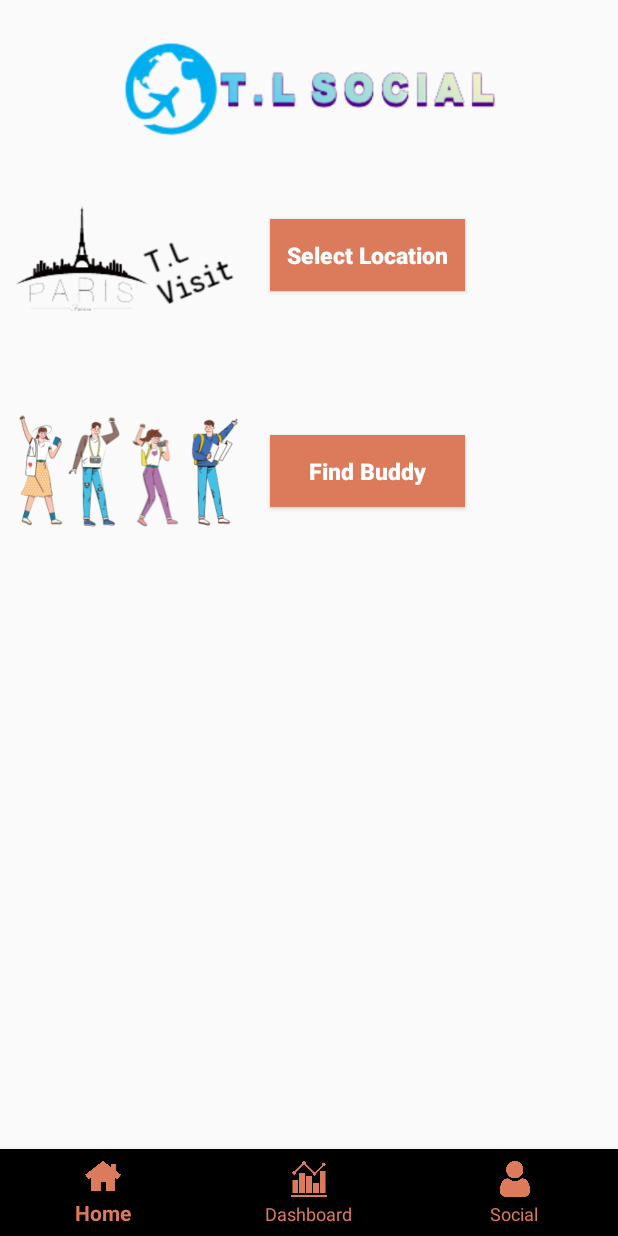
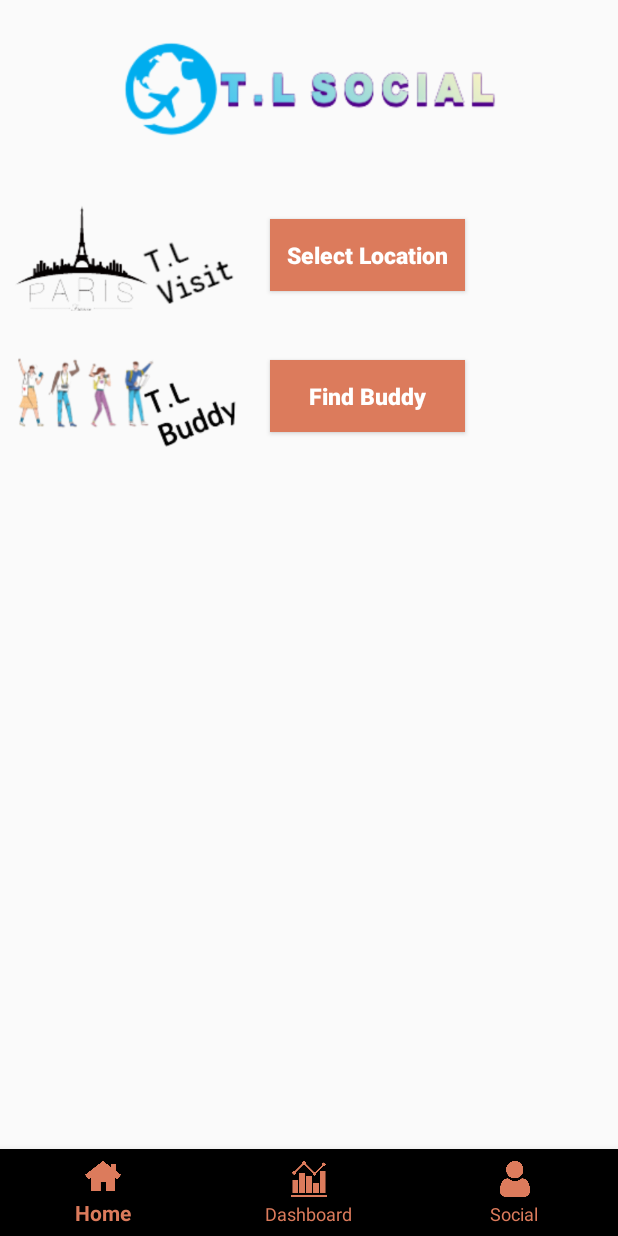
Before and after one commit to yulia-samoilovich/TourLingo, an Android app: the Social screen opened directly, with no data from a screen before it, on a phone screen of 412 x 824 dp. Run offline under Robolectric (Android 15) with nearby library versions, the light colour scheme and no system bars.

Commit message:
Update activity_social.xml
modify buddy_logo img

```diff
--- a/app/src/main/res/layout/activity_social.xml
+++ b/app/src/main/res/layout/activity_social.xml
@@ -45,7 +45,7 @@
         android:id="@+id/imBuddy"
         android:layout_width="150dp"
         android:layout_height="wrap_content"
-        app:srcCompat="@drawable/buddy"
+        app:srcCompat="@drawable/buddy_logo"
         app:layout_constraintTop_toBottomOf="@id/btnLocation"
         app:layout_constraintLeft_toLeftOf="parent"
         android:layout_marginTop="20dp"
```
